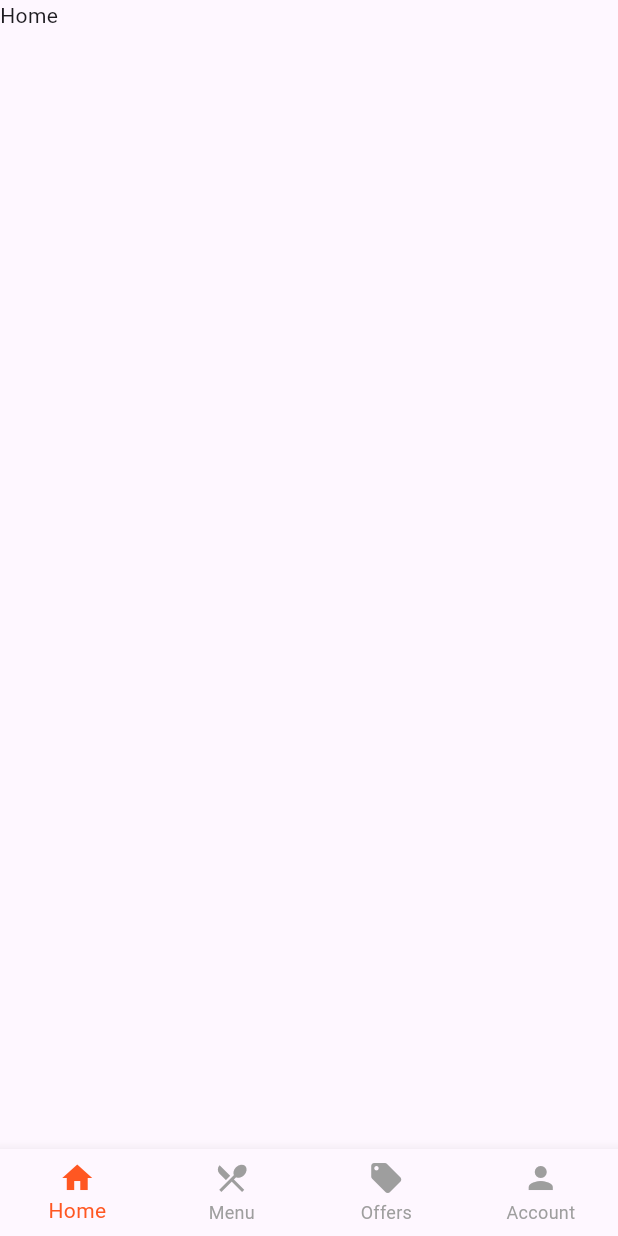
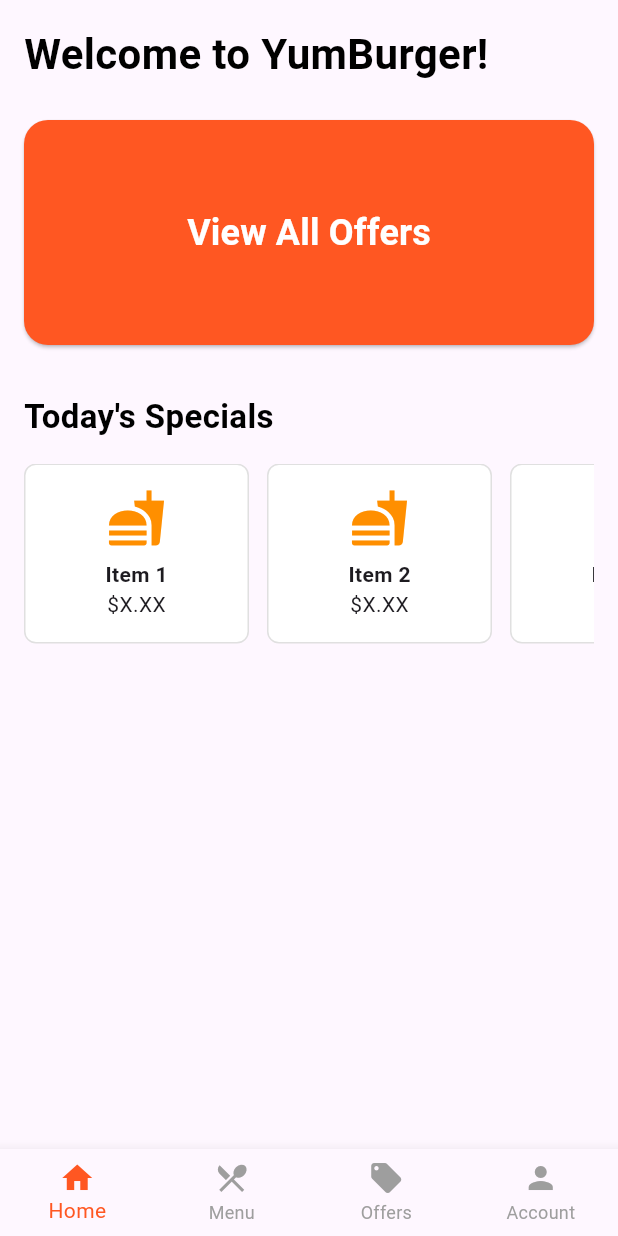
Before and after one commit to k-kukes/YumBurger, a Flutter app: the screen it shows after launch, on a phone screen of 412 x 824 dp. Run offline on Flutter 3.47's test engine with Material 3 defaults, Android fonts, the light colour scheme and no system bars; our stand-ins replace cloud_firestore, firebase_core, google_fonts; accounts and stored records are empty.

Commit message:
added home to navState
TODO Populate using Database and offers page to and add rewards logic

```diff
--- a/yum_burger/lib/create_account.dart
+++ b/yum_burger/lib/create_account.dart
@@ -239,6 +239,137 @@ class HomePage extends StatefulWidget {
 class _HomePageState extends State<HomePage> {
   @override
   Widget build(BuildContext context) {
+    return Scaffold(
+      body: SafeArea(
+        child: Padding(
+          padding: const EdgeInsets.all(16.0),
+          child: Column(
+            crossAxisAlignment: CrossAxisAlignment.start,
+            children: [
+              Text(
+                'Welcome to YumBurger!',
+                style: TextStyle(
+                  fontSize: 28,
+                  fontWeight: FontWeight.bold,
+                  color: Colors.black,
+                ),
+              ),
+              SizedBox(height: 24),
+              SizedBox(
+                width: double.infinity,
+                height: 150,
+                child: ElevatedButton(
+                  onPressed: () {
+                    Navigator.push(
+                      context,
+                      MaterialPageRoute(builder: (context) => OffersPage()),
+                    );
+                  },
+                  style: ElevatedButton.styleFrom(
+                    backgroundColor: Colors.deepOrange,
+                    foregroundColor: Colors.white,
+                    shape: RoundedRectangleBorder(
+                      borderRadius: BorderRadius.circular(16),
+                    ),
+                  ),
+                  child: Text(
+                    'View All Offers',
+                    style: TextStyle(
+                      fontSize: 24,
+                      fontWeight: FontWeight.bold,
+                    ),
+                  ),
+                ),
+              ),
+              SizedBox(height: 32),
+              Text(
+                "Today's Specials",
+                style: TextStyle(
+                  fontSize: 22,
+                  fontWeight: FontWeight.bold,
+                  color: Colors.black,
+                ),
+              ),
+              SizedBox(height: 16),
+              Container(
+                height: 120,
+                child: ListView(
+                  scrollDirection: Axis.horizontal,
+                  children: [
+                    // Generic Item 1
+                    Container(
+                      width: 150,
+                      margin: const EdgeInsets.only(right: 12),
+                      padding: const EdgeInsets.all(8),
+                      decoration: BoxDecoration(
+                        color: Colors.white,
+                        borderRadius: BorderRadius.circular(8),
+                        border: Border.all(color: Colors.grey.shade300),
+                      ),
+                      child: Column(
+                        mainAxisAlignment: MainAxisAlignment.center,
+                        children: [
+                          Icon(Icons.fastfood,
+                              color: Colors.amber[800], size: 40),
+                          SizedBox(height: 8),
+                          Text('Item 1',
+                              style: TextStyle(fontWeight: FontWeight.bold)),
+                          Text('\$X.XX'),
+                        ],
+                      ),
+                    ),
+                    // Generic Item 2
+                    Container(
+                      width: 150,
+                      margin: const EdgeInsets.only(right: 12),
+                      padding: const EdgeInsets.all(8),
+                      decoration: BoxDecoration(
+                        color: Colors.white,
+                        borderRadius: BorderRadius.circular(8),
+                        border: Border.all(color: Colors.grey.shade300),
+                      ),
+                      child: Column(
+                        mainAxisAlignment: MainAxisAlignment.center,
+                        children: [
+                          Icon(Icons.fastfood,
+                              color: Colors.amber[800], size: 40),
+                          SizedBox(height: 8),
+                          Text('Item 2',
+                              style: TextStyle(fontWeight: FontWeight.bold)),
+                          Text('\$X.XX'),
+                        ],
+                      ),
+                    ),
+                    // Generic Item 3
+                    Container(
+                      width: 150,
+                      margin: const EdgeInsets.only(right: 12),
+                      padding: const EdgeInsets.all(8),
+                      decoration: BoxDecoration(
+                        color: Colors.white,
+                        borderRadius: BorderRadius.circular(8),
+                        border: Border.all(color: Colors.grey.shade300),
+                      ),
+                      child: Column(
+                        mainAxisAlignment: MainAxisAlignment.center,
+                        children: [
+                          Icon(Icons.fastfood,
+                              color: Colors.amber[800], size: 40),
+                          SizedBox(height: 8),
+                          Text('Item 3',
+                              style: TextStyle(fontWeight: FontWeight.bold)),
+                          Text('\$X.XX'),
+                        ],
+                      ),
+                    ),
+                  ],
+                ),
+              ),
+            ],
+          ),
+        ),
+      ),
+    );
     return Scaffold(body: Text('Home'));
   }
 }
```
Also changed, not shown: yum_burger/pubspec.lock, 2 other files.
